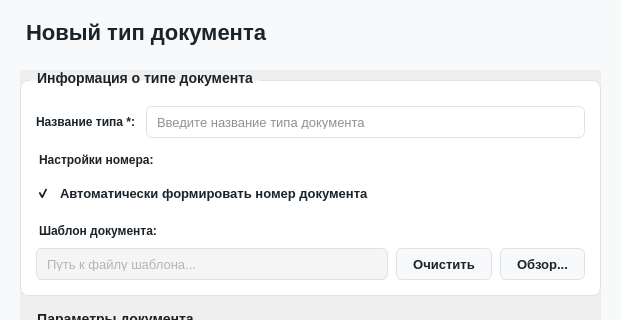
First picture: the form in client/ui/system/document_types/document_type_dialog.ui, repository lerakaplich/Documents, before the edit; both pictures show x 0 to 621 and y 0 to 320 of the 621 by 620 pixel window.
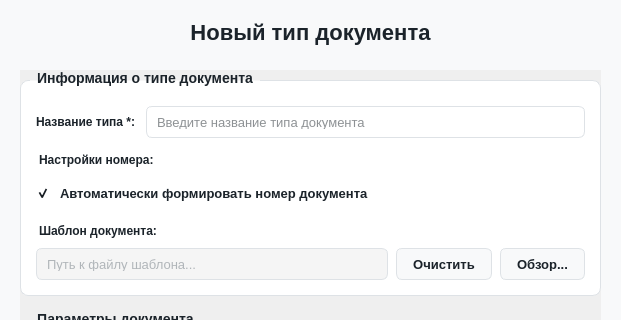
Second picture: the form after the edit. Icons and pictures are not drawn.

Commit message: рефакторинг, дизайн

What changed in the file:
```diff
--- a/client/ui/system/document_types/document_type_dialog.ui
+++ b/client/ui/system/document_types/document_type_dialog.ui
@@ -283,6 +283,9 @@
      <property name="text">
       <string>Новый тип документа</string>
      </property>
+     <property name="alignment">
+      <set>Qt::AlignmentFlag::AlignCenter</set>
+     </property>
     </widget>
    </item>
    <item>
```
The commit also changes 7 other files.
